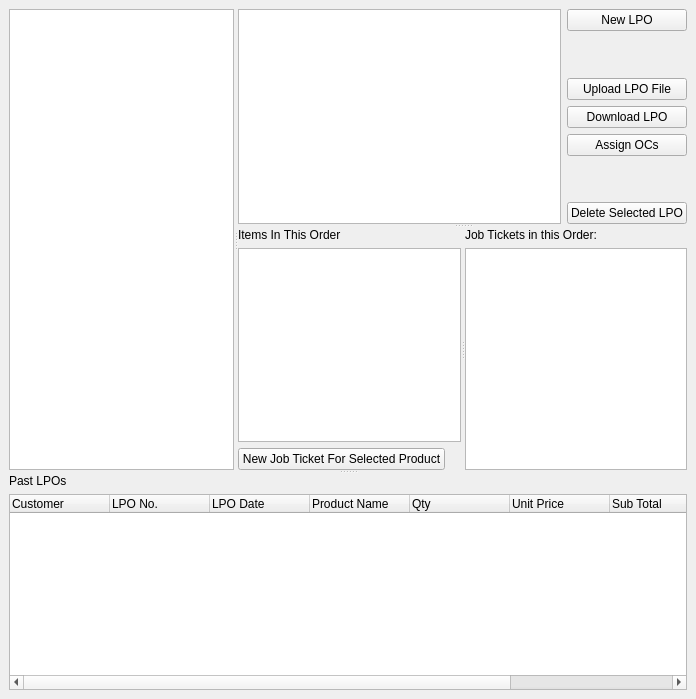
The window that megvel/erp_customers/purchaseorders.ui (eboladev/smarterp) describes before a commit, drawn with Qt 5.
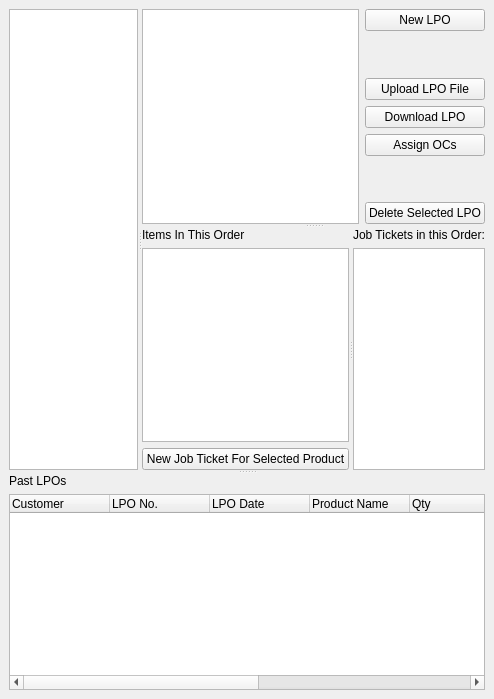
The same window after the commit. Icons and pictures are not drawn. Custom widgets are drawn as their Qt base class.

```diff
--- a/megvel/erp_customers/purchaseorders.ui
+++ b/megvel/erp_customers/purchaseorders.ui
@@ -6,7 +6,7 @@
    <rect>
     <x>0</x>
     <y>0</y>
-    <width>696</width>
+    <width>494</width>
     <height>699</height>
    </rect>
   </property>
```
